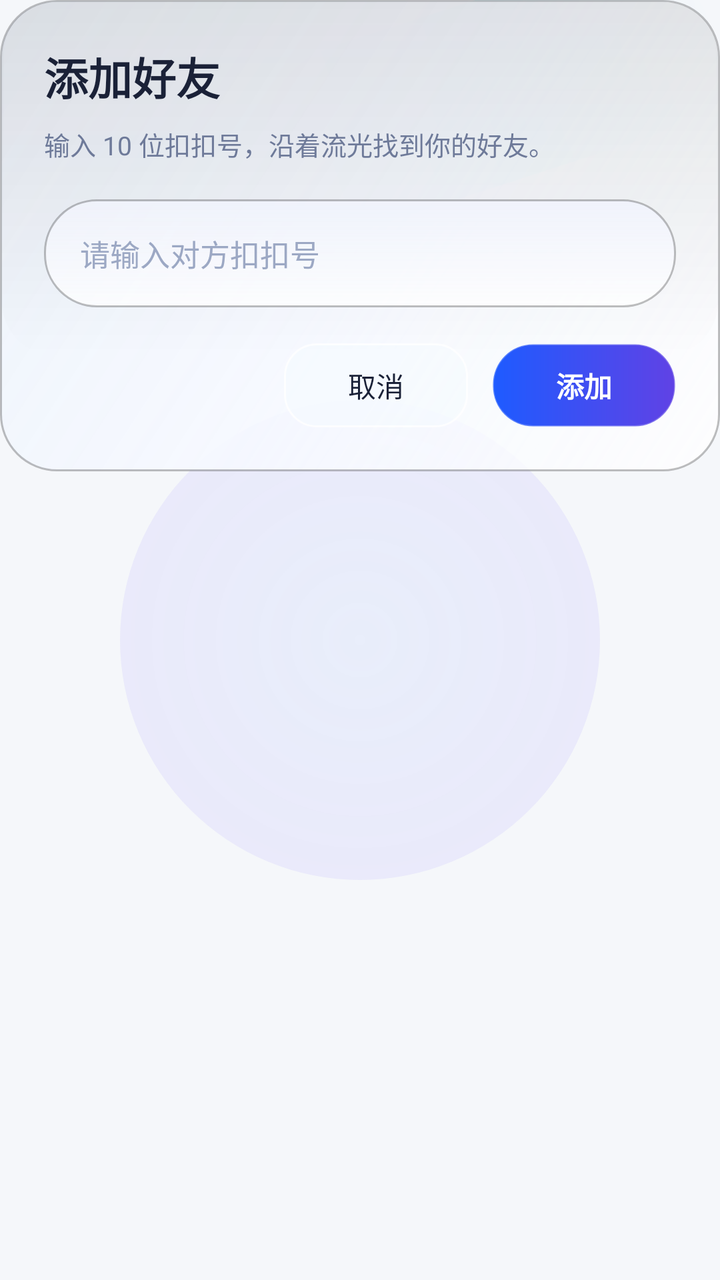
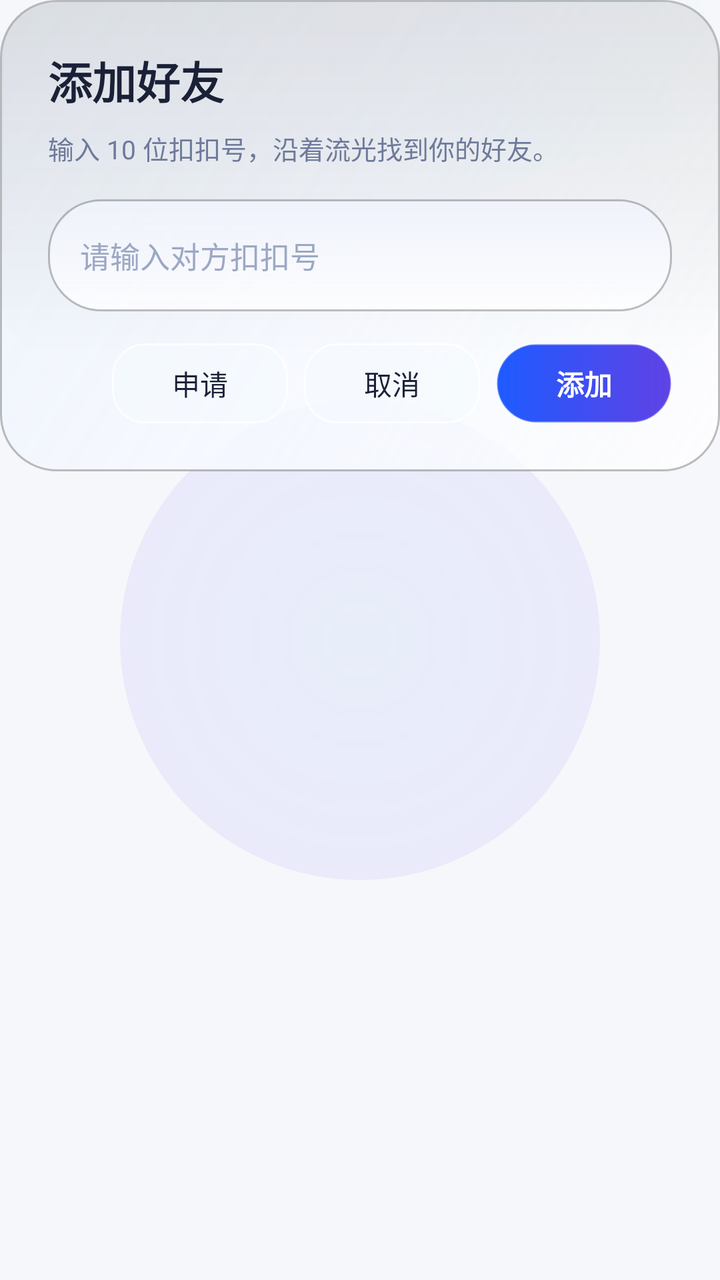

Screens rendered from an Android XML layout before and after an edit, with the pre-edit source and the edit as a unified diff.
<!-- AndroidManifest.xml: application theme Theme.Koukou -->
<!-- res/layout/dialog_add_friend.xml -->
<?xml version="1.0" encoding="utf-8"?>
<FrameLayout xmlns:android="http://schemas.android.com/apk/res/android"
    android:layout_width="match_parent"
    android:layout_height="wrap_content"
    android:layout_marginHorizontal="20dp">

    <View
        android:id="@+id/dialog_halo"
        android:layout_width="240dp"
        android:layout_height="240dp"
        android:layout_gravity="center"
        android:alpha="0.32"
        android:background="@drawable/bg_butterfly_halo" />

    <View
        android:id="@+id/dialog_sheen"
        android:layout_width="230dp"
        android:layout_height="92dp"
        android:layout_gravity="top|end"
        android:alpha="0.2"
        android:background="@drawable/bg_butterfly_sheen"
        android:rotation="-18" />

    <LinearLayout
        android:layout_width="match_parent"
        android:layout_height="wrap_content"
        android:background="@drawable/bg_butterfly_glass_card"
        android:orientation="vertical"
        android:padding="22dp">

        <TextView
            android:id="@+id/tv_dialog_title"
            android:layout_width="wrap_content"
            android:layout_height="wrap_content"
            android:text="添加好友"
            android:textColor="@color/butterfly_text_primary"
            android:textSize="22sp"
            android:textStyle="bold" />

        <TextView
            android:id="@+id/tv_dialog_subtitle"
            android:layout_width="wrap_content"
            android:layout_height="wrap_content"
            android:layout_marginTop="8dp"
            android:text="输入 10 位扣扣号，沿着流光找到你的好友。"
            android:textColor="@color/butterfly_text_secondary"
            android:textSize="13sp" />

        <EditText
            android:id="@+id/et_target_id"
            android:layout_width="match_parent"
            android:layout_height="54dp"
            android:layout_marginTop="18dp"
            android:background="@drawable/bg_butterfly_input_bar"
            android:gravity="center_vertical"
            android:hint="请输入对方扣扣号"
            android:inputType="number"
            android:maxLength="10"
            android:paddingHorizontal="18dp"
            android:textColor="@color/butterfly_text_primary"
            android:textColorHint="@color/butterfly_text_muted"
            android:textSize="15sp" />

        <LinearLayout
            android:layout_width="match_parent"
            android:layout_height="wrap_content"
            android:layout_marginTop="18dp"
            android:gravity="end"
            android:orientation="horizontal">

            <TextView
                android:id="@+id/btn_cancel"
                android:layout_width="wrap_content"
                android:layout_height="42dp"
                android:background="@drawable/bg_profile_btn_outline"
                android:gravity="center"
                android:minWidth="92dp"
                android:paddingHorizontal="18dp"
                android:text="取消"
                android:textColor="@color/butterfly_text_primary"
                android:textSize="14sp" />

            <TextView
                android:id="@+id/btn_confirm"
                android:layout_width="wrap_content"
                android:layout_height="42dp"
                android:layout_marginStart="12dp"
                android:background="@drawable/bg_button_gradient_20"
                android:gravity="center"
                android:minWidth="92dp"
                android:paddingHorizontal="18dp"
                android:text="添加"
                android:textColor="@color/butterfly_pearl"
                android:textSize="14sp"
                android:textStyle="bold" />
        </LinearLayout>
    </LinearLayout>

</FrameLayout>
<!-- resources referenced by this layout -->
<resources>
  <color name="butterfly_pearl">#FFFFFF</color>
  <color name="butterfly_text_muted">#9CA8C4</color>
  <color name="butterfly_text_primary">#1A2137</color>
  <color name="butterfly_text_secondary">#6E7A99</color>
  <!-- drawable bg_butterfly_halo (drawable) -->
  <?xml version="1.0" encoding="utf-8"?>
  <shape xmlns:android="http://schemas.android.com/apk/res/android"
      android:shape="oval">
      <gradient
          android:centerColor="#4C805CFF"
          android:endColor="#00081218"
          android:gradientRadius="320dp"
          android:startColor="#2E1E5BFF"
          android:type="radial" />
  </shape>
  <!-- drawable bg_butterfly_sheen (drawable) -->
  <?xml version="1.0" encoding="utf-8"?>
  <shape xmlns:android="http://schemas.android.com/apk/res/android"
      android:shape="rectangle">
      <gradient
          android:angle="0"
          android:centerColor="#4E00E6FF"
          android:endColor="#083EDBFF"
          android:startColor="#0C9D7BFF"
          android:type="linear" />
      <corners android:radius="160dp" />
  </shape>
  <!-- drawable bg_profile_btn_outline (drawable) -->
  <?xml version="1.0" encoding="utf-8"?>
  <shape xmlns:android="http://schemas.android.com/apk/res/android"
      android:shape="rectangle">
      <solid android:color="#82F6FBFF" />
      <stroke
          android:width="1dp"
          android:color="#CCFFFFFF" />
      <corners android:radius="16dp" />
  </shape>
  <style name="Theme.Koukou" parent="Base.Theme.Koukou" />
  <color name="butterfly_primary">#1E5BFF</color>
  <color name="butterfly_purple">#6042E5</color>
  <color name="md_theme_primary">#00D4FF</color>
  <color name="md_theme_onPrimary">#FFFFFF</color>
  <color name="md_theme_primaryContainer">#EAF4FB</color>
  <color name="md_theme_secondary">#7B2FFF</color>
  <color name="md_theme_onSecondary">#FFFFFF</color>
  <color name="md_theme_background">#F5F7FA</color>
  <color name="md_theme_surface">#FFFFFF</color>
  <color name="md_theme_onBackground">#1A2137</color>
  <color name="md_theme_onSurface">#1A2137</color>
  <style name="Widget.Koukou.Toolbar" parent="Widget.Material3.Toolbar">
          <item name="android:layout_height">@dimen/app_bar_height</item>
          <item name="titleTextColor">@color/butterfly_text_primary</item>
          <item name="subtitleTextColor">@color/butterfly_text_secondary</item>
          <item name="android:background">@android:color/transparent</item>
      </style>
  <style name="Widget.Koukou.Card" parent="Widget.Material3.CardView.Elevated">
          <item name="cardCornerRadius">@dimen/card_radius</item>
          <item name="cardElevation">@dimen/card_elevation</item>
          <item name="strokeColor">@color/card_border</item>
          <item name="strokeWidth">1dp</item>
          <item name="cardBackgroundColor">@color/card_background</item>
      </style>
  <style name="Widget.Koukou.Button" parent="Widget.Material3.Button">
          <item name="cornerRadius">24dp</item>
          <item name="android:minHeight">@dimen/button_primary_height</item>
          <item name="android:textAllCaps">false</item>
      </style>
  <dimen name="app_bar_height">56dp</dimen>
  <dimen name="card_radius">16dp</dimen>
  <dimen name="card_elevation">4dp</dimen>
  <color name="card_border">#D4DCE8</color>
  <color name="card_background">#FFFFFF</color>
  <dimen name="button_primary_height">48dp</dimen>
  <dimen name="input_corner_radius">12dp</dimen>
  <!-- unchanged entries left out for length: 5 -->
</resources>

<!-- the commit's change to res/layout/dialog_add_friend.xml (unified diff, before → after) -->
@@ -2,7 +2,7 @@
 <FrameLayout xmlns:android="http://schemas.android.com/apk/res/android"
     android:layout_width="match_parent"
     android:layout_height="wrap_content"
-    android:layout_marginHorizontal="20dp">
+    android:layout_marginHorizontal="@dimen/space_md">
 
     <View
         android:id="@+id/dialog_halo"
@@ -26,7 +26,7 @@
         android:layout_height="wrap_content"
         android:background="@drawable/bg_butterfly_glass_card"
         android:orientation="vertical"
-        android:padding="22dp">
+        android:padding="@dimen/dialog_padding">
 
         <TextView
             android:id="@+id/tv_dialog_title"
@@ -41,7 +41,7 @@
             android:id="@+id/tv_dialog_subtitle"
             android:layout_width="wrap_content"
             android:layout_height="wrap_content"
-            android:layout_marginTop="8dp"
+            android:layout_marginTop="@dimen/space_sm"
             android:text="输入 10 位扣扣号，沿着流光找到你的好友。"
             android:textColor="@color/butterfly_text_secondary"
             android:textSize="13sp" />
@@ -49,14 +49,14 @@
         <EditText
             android:id="@+id/et_target_id"
             android:layout_width="match_parent"
-            android:layout_height="54dp"
-            android:layout_marginTop="18dp"
+            android:layout_height="@dimen/input_min_height"
+            android:layout_marginTop="@dimen/space_md"
             android:background="@drawable/bg_butterfly_input_bar"
             android:gravity="center_vertical"
             android:hint="请输入对方扣扣号"
             android:inputType="number"
             android:maxLength="10"
-            android:paddingHorizontal="18dp"
+            android:paddingHorizontal="@dimen/input_horizontal_padding"
             android:textColor="@color/butterfly_text_primary"
             android:textColorHint="@color/butterfly_text_muted"
             android:textSize="15sp" />
@@ -64,18 +64,31 @@
         <LinearLayout
             android:layout_width="match_parent"
             android:layout_height="wrap_content"
-            android:layout_marginTop="18dp"
+            android:layout_marginTop="@dimen/space_md"
             android:gravity="end"
             android:orientation="horizontal">
 
             <TextView
+                android:id="@+id/btn_requests"
+                android:layout_width="wrap_content"
+                android:layout_height="@dimen/button_secondary_height"
+                android:background="@drawable/bg_profile_btn_outline"
+                android:gravity="center"
+                android:minWidth="88dp"
+                android:paddingHorizontal="@dimen/space_md"
+                android:text="申请"
+                android:textColor="@color/butterfly_text_primary"
+                android:textSize="14sp" />
+
+            <TextView
                 android:id="@+id/btn_cancel"
                 android:layout_width="wrap_content"
-                android:layout_height="42dp"
+                android:layout_height="@dimen/button_secondary_height"
+                android:layout_marginStart="@dimen/space_sm"
                 android:background="@drawable/bg_profile_btn_outline"
                 android:gravity="center"
-                android:minWidth="92dp"
-                android:paddingHorizontal="18dp"
+                android:minWidth="88dp"
+                android:paddingHorizontal="@dimen/space_md"
                 android:text="取消"
                 android:textColor="@color/butterfly_text_primary"
                 android:textSize="14sp" />
@@ -83,12 +96,12 @@
             <TextView
                 android:id="@+id/btn_confirm"
                 android:layout_width="wrap_content"
-                android:layout_height="42dp"
-                android:layout_marginStart="12dp"
+                android:layout_height="@dimen/button_secondary_height"
+                android:layout_marginStart="@dimen/space_sm"
                 android:background="@drawable/bg_button_gradient_20"
                 android:gravity="center"
-                android:minWidth="92dp"
-                android:paddingHorizontal="18dp"
+                android:minWidth="88dp"
+                android:paddingHorizontal="@dimen/space_md"
                 android:text="添加"
                 android:textColor="@color/butterfly_pearl"
                 android:textSize="14sp"
<!-- resource entries referenced after the edit -->
@@ -4,6 +4,12 @@
   <color name="butterfly_text_muted">#9CA8C4</color>
   <color name="butterfly_text_primary">#1A2137</color>
   <color name="butterfly_text_secondary">#6E7A99</color>
+  <dimen name="button_secondary_height">40dp</dimen>
+  <dimen name="dialog_padding">24dp</dimen>
+  <dimen name="input_horizontal_padding">16dp</dimen>
+  <dimen name="input_min_height">56dp</dimen>
+  <dimen name="space_md">16dp</dimen>
+  <dimen name="space_sm">8dp</dimen>
   <!-- drawable bg_butterfly_halo (drawable) -->
   <?xml version="1.0" encoding="utf-8"?>
   <shape xmlns:android="http://schemas.android.com/apk/res/android"
